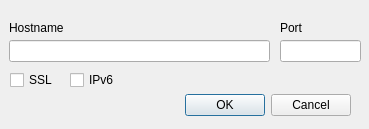
0x17de/HarpoonClient, file ui_forms/editHostEntry.ui: the form before one commit.
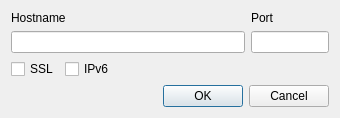
The form after the commit.

Commit message: about form preparations, ui enhancements

The edit to the form file:
```diff
--- a/ui_forms/editHostEntry.ui
+++ b/ui_forms/editHostEntry.ui
@@ -6,101 +6,106 @@
    <rect>
     <x>0</x>
     <y>0</y>
-    <width>369</width>
-    <height>129</height>
+    <width>340</width>
+    <height>116</height>
    </rect>
   </property>
   <property name="windowTitle">
    <string>Edit Server Entry</string>
   </property>
-  <widget class="QDialogButtonBox" name="buttonBox">
-   <property name="geometry">
-    <rect>
-     <x>10</x>
-     <y>90</y>
-     <width>341</width>
-     <height>30</height>
-    </rect>
-   </property>
-   <property name="orientation">
-    <enum>Qt::Horizontal</enum>
-   </property>
-   <property name="standardButtons">
-    <set>QDialogButtonBox::Cancel|QDialogButtonBox::Ok</set>
-   </property>
-  </widget>
-  <widget class="QLineEdit" name="hostname">
-   <property name="geometry">
-    <rect>
-     <x>9</x>
-     <y>40</y>
-     <width>261</width>
-     <height>22</height>
-    </rect>
-   </property>
-  </widget>
+  <layout class="QVBoxLayout" name="verticalLayout">
+   <item>
+    <layout class="QGridLayout" name="gridLayout" columnstretch="3,1">
+     <item row="0" column="0">
   <widget class="QLabel" name="nameLabel">
-   <property name="geometry">
-    <rect>
-     <x>9</x>
-     <y>20</y>
-     <width>91</width>
-     <height>16</height>
-    </rect>
+       <property name="sizePolicy">
+        <sizepolicy hsizetype="Expanding" vsizetype="Fixed">
+         <horstretch>0</horstretch>
+         <verstretch>0</verstretch>
+        </sizepolicy>
    </property>
    <property name="text">
     <string>Hostname</string>
    </property>
   </widget>
+     </item>
+     <item row="0" column="1">
   <widget class="QLabel" name="portLabel">
-   <property name="geometry">
-    <rect>
-     <x>280</x>
-     <y>20</y>
-     <width>91</width>
-     <height>16</height>
-    </rect>
+       <property name="sizePolicy">
+        <sizepolicy hsizetype="Expanding" vsizetype="Fixed">
+         <horstretch>0</horstretch>
+         <verstretch>0</verstretch>
+        </sizepolicy>
    </property>
    <property name="text">
     <string>Port</string>
    </property>
   </widget>
+     </item>
+     <item row="1" column="0">
+      <widget class="QLineEdit" name="hostname">
+       <property name="sizePolicy">
+        <sizepolicy hsizetype="Expanding" vsizetype="Fixed">
+         <horstretch>0</horstretch>
+         <verstretch>0</verstretch>
+        </sizepolicy>
+       </property>
+      </widget>
+     </item>
+     <item row="1" column="1">
   <widget class="QLineEdit" name="port">
-   <property name="geometry">
-    <rect>
-     <x>280</x>
-     <y>40</y>
-     <width>81</width>
-     <height>22</height>
-    </rect>
-   </property>
-  </widget>
+       <property name="sizePolicy">
+        <sizepolicy hsizetype="Expanding" vsizetype="Fixed">
+         <horstretch>0</horstretch>
+         <verstretch>0</verstretch>
+        </sizepolicy>
+       </property>
+      </widget>
+     </item>
+    </layout>
+   </item>
+   <item>
+    <layout class="QHBoxLayout" name="horizontalLayout">
+     <item>
   <widget class="QCheckBox" name="cbSsl">
-   <property name="geometry">
-    <rect>
-     <x>10</x>
-     <y>70</y>
-     <width>85</width>
-     <height>20</height>
-    </rect>
-   </property>
    <property name="text">
     <string>SSL</string>
    </property>
   </widget>
+     </item>
+     <item>
   <widget class="QCheckBox" name="cbIpv6">
-   <property name="geometry">
-    <rect>
-     <x>70</x>
-     <y>70</y>
-     <width>85</width>
-     <height>20</height>
-    </rect>
-   </property>
    <property name="text">
     <string>IPv6</string>
    </property>
   </widget>
+     </item>
+     <item>
+      <spacer name="horizontalSpacer">
+       <property name="orientation">
+        <enum>Qt::Horizontal</enum>
+       </property>
+       <property name="sizeHint" stdset="0">
+        <size>
+         <width>40</width>
+         <height>20</height>
+        </size>
+       </property>
+      </spacer>
+     </item>
+    </layout>
+   </item>
+   <item>
+    <widget class="QDialogButtonBox" name="buttonBox">
+     <property name="orientation">
+      <enum>Qt::Horizontal</enum>
+     </property>
+     <property name="standardButtons">
+      <set>QDialogButtonBox::Cancel|QDialogButtonBox::Ok</set>
+     </property>
+    </widget>
+   </item>
+  </layout>
  </widget>
  <resources/>
  <connections>
```
Lines whose indentation alone changed are shown as unchanged. The commit also changes 6 other files.
